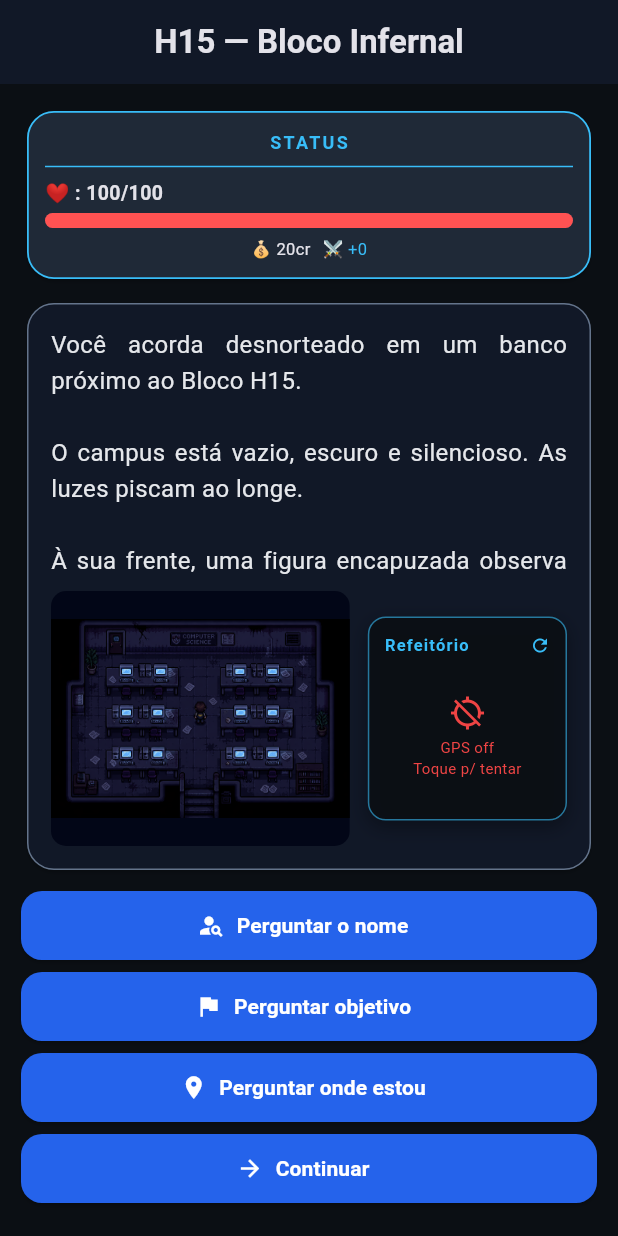
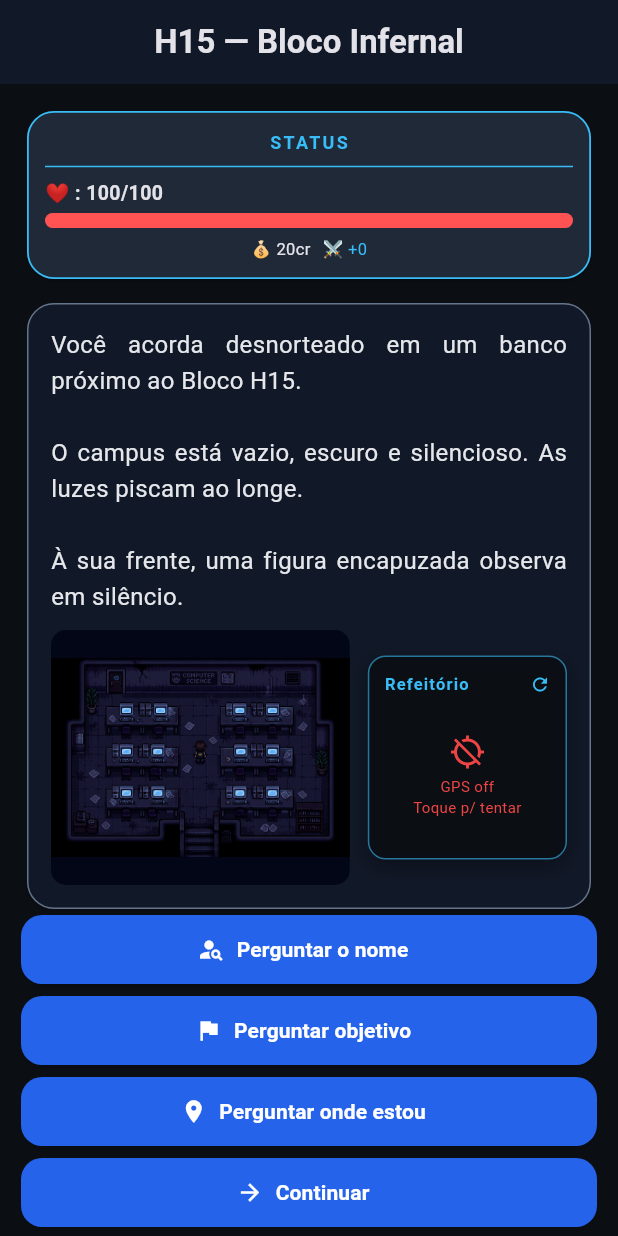
Before and after one commit to Matheusgaldini7/Projeto-Integrado-3-, a Flutter app: the H15Screen screen opened directly with empty values, on a phone screen of 412 x 824 dp. Run offline on Flutter 3.47's test engine with Material 3 defaults, Android fonts, the phone set to English and light mode, and no system bars; our stand-ins replace audioplayers, cloud_firestore, firebase_core, geolocator, shared_preferences; accounts and stored records are empty.

Commit message:
projeto finalizado

```diff
--- a/lib/screens/h15_screen.dart
+++ b/lib/screens/h15_screen.dart
@@ -19,7 +19,6 @@ class H15Screen extends StatefulWidget {
 class _H15ScreenState extends State<H15Screen> {
   late Player _player;
   late BattleHelper _battle;
-
   int _bossHp = 120;
   final int _bossHpMax = 120;
   final int _bossAtaque = 18;
@@ -242,10 +241,8 @@ class _H15ScreenState extends State<H15Screen> {
         centerTitle: true,
         backgroundColor: const Color(0xFF111827),
       ),
-      body: Stack(
-        clipBehavior: Clip.none,
-        children: [
-        Padding(
+      body: SingleChildScrollView(
+        child: Padding(
           padding: const EdgeInsets.all(14),
           child: Column(children: [
             StatusCard(
@@ -265,8 +262,7 @@ class _H15ScreenState extends State<H15Screen> {
                 ),
               ),
             if (_mode == 'battle') const SizedBox(height: 8),
-            Flexible(
-              child: Card(
+            Card(
               color: const Color(0xFF111827),
               shape: RoundedRectangleBorder(
                 borderRadius: BorderRadius.circular(18),
@@ -277,15 +273,11 @@ class _H15ScreenState extends State<H15Screen> {
                 child: Column(
                   crossAxisAlignment: CrossAxisAlignment.stretch,
                   children: [
-                      Expanded(
-                        child: SingleChildScrollView(
-                          child: Text(_storyText,
+                    Text(_storyText,
                         textAlign: TextAlign.justify,
                         style: const TextStyle(
                             fontSize: 16, height: 1.5,
                             color: Color(0xFFE5E7EB))),
-                        ),
-                      ),
                     if (_mode != 'battle') ...[
                       const SizedBox(height: 10),
                       Row(
@@ -309,7 +301,7 @@ class _H15ScreenState extends State<H15Screen> {
                             ),
                           ),
                           const SizedBox(width: 12),
-                            Expanded(
+                          const Expanded(
                             flex: 2,
                             child: MiniMapa(ambienteAlvo: 'refeitorio'),
                           ),
@@ -320,12 +312,10 @@ class _H15ScreenState extends State<H15Screen> {
                 ),
               ),
             ),
-            ),
-            const SizedBox(height: 10),
             _buildActions(),
           ]),
         ),
-      ]),
+      ),
     );
   }
 
--- a/lib/services/location_service.dart
+++ b/lib/services/location_service.dart
@@ -18,10 +18,10 @@ class Ambiente {
 }
 
 const List<Ambiente> ambientesPUC = [
-  Ambiente(id: 'h15',         nome: 'Bloco H15',               latitude: -22.83399806779015, longitude: -47.052612488046826, raioMetros: 80),
-  Ambiente(id: 'politecnica', nome: 'Politécnica (H12)',        latitude: -22.833148454425693,  longitude: -47.05257979624784, raioMetros: 80),
-  Ambiente(id: 'refeitorio',  nome: 'Refeitório — Zona Segura', latitude: -22.832937462019515, longitude: -47.05214875081456, raioMetros: 80),
-  Ambiente(id: 'h06',         nome: 'Bloco H06',                latitude: -22.832146799292275, longitude: -47.05056913619648, raioMetros: 80),
+  Ambiente(id: 'h15',         nome: 'Bloco H15',               latitude: -22.83399806779015, longitude: -47.052612488046826, raioMetros: 30),
+  Ambiente(id: 'politecnica', nome: 'Politécnica (H12)',        latitude: -22.833164359794534,  longitude: -47.052603207311655, raioMetros: 30),
+  Ambiente(id: 'refeitorio',  nome: 'Refeitório — Zona Segura', latitude: -22.833005891182072, longitude: -47.05207005290407, raioMetros: 30),
+  Ambiente(id: 'h06',         nome: 'Bloco H06',                latitude: -22.832154118262498, longitude: -47.050648966226866, raioMetros: 30),
   Ambiente(id: 'auditorio',   nome: 'Auditório D. Gilberto',    latitude:  -22.83306155102536, longitude: -47.05312436713532, raioMetros: 40),
 ];
 class LocationService {
@@ -41,6 +41,14 @@ class LocationService {
           accuracy: LocationAccuracy.bestForNavigation),
     );
   }
+
+  // Stream de posição contínua — atualiza a cada 5 metros caminhados.
+  static Stream<Position> posicaoStream() => Geolocator.getPositionStream(
+        locationSettings: const LocationSettings(
+          accuracy: LocationAccuracy.bestForNavigation,
+          distanceFilter: 5,
+        ),
+      );
 
   static double distancia(double lat1, double lng1, double lat2, double lng2) {
     const R = 6371000.0;
```
Also changed, not shown: lib/screens/auditorio_screen.dart (+5 -12 lines), lib/screens/continue_screen.dart (+22 -11 lines), lib/screens/h06_screen.dart (+6 -14 lines), lib/screens/politecnica_screen.dart (+6 -14 lines), lib/screens/refeitorio_screen.dart (+5 -14 lines), lib/services/firebase_service.dart (+17 -0 lines). Lines whose indentation alone changed are shown as unchanged.
